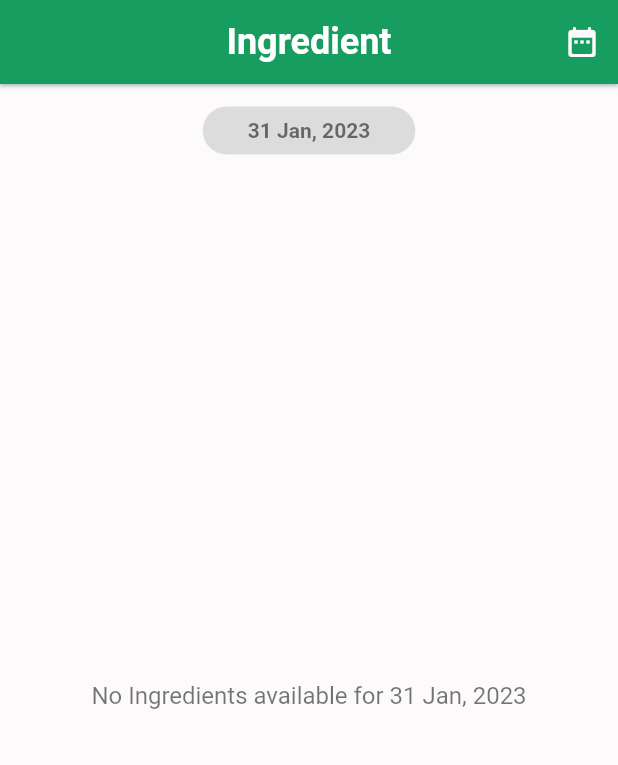
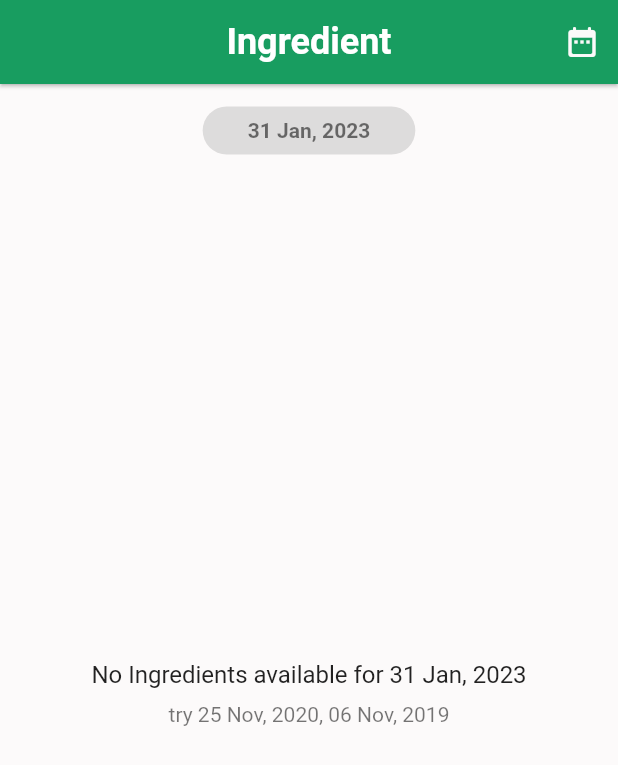
Before and after one commit to Conezi/Klasha-Task, a Flutter app: the screen it shows after launch, on a phone screen of 412 x 824 dp. Shown: the top 765 px of the screen. Run offline on Flutter 3.47's test engine with Material 2 defaults, Android fonts, the phone set to English and light mode, and no system bars; our stand-ins replace flutter_bloc, get_it, shimmer, stacked; network calls fail.

Commit message:
Fixed error message

```diff
--- a/lib/ui/Ingredients_screen.dart
+++ b/lib/ui/Ingredients_screen.dart
@@ -72,11 +72,25 @@ class _IngredientsScreenState extends State<IngredientsScreen> {
                       if(viewModel.ingredients.isEmpty){
                         return Expanded(
                           child: Center(
-                            child: Text(
-                              'No Ingredients available for ${DateTimeUtil.dateFormat.format(_selectedDate)}',
-                              style: TextStyle(
-                                  fontSize: 16,
-                                  color: Theme.of(context).textTheme.caption!.color),
+                            child: Padding(
+                              padding: const EdgeInsets.all(15.0),
+                              child: Text.rich(
+                                TextSpan(
+                                  text: 'No Ingredients available for ${DateTimeUtil.dateFormat.format(_selectedDate)}',
+                                    style: TextStyle(
+                                        fontSize: 16,
+                                        color: Theme.of(context).textTheme.bodyText1!.color),
+                                  children: [
+                                    TextSpan(
+                                        text: '\ntry 25 Nov, 2020, 06 Nov, 2019',
+                                        style: TextStyle(
+                                            fontSize: 14,
+                                            height: 2,
+                                            color: Theme.of(context).textTheme.caption!.color)
+                                    )
+                                  ]
+                                ),
+                                textAlign: TextAlign.center),
                             ),
                           ),
                         );
```
